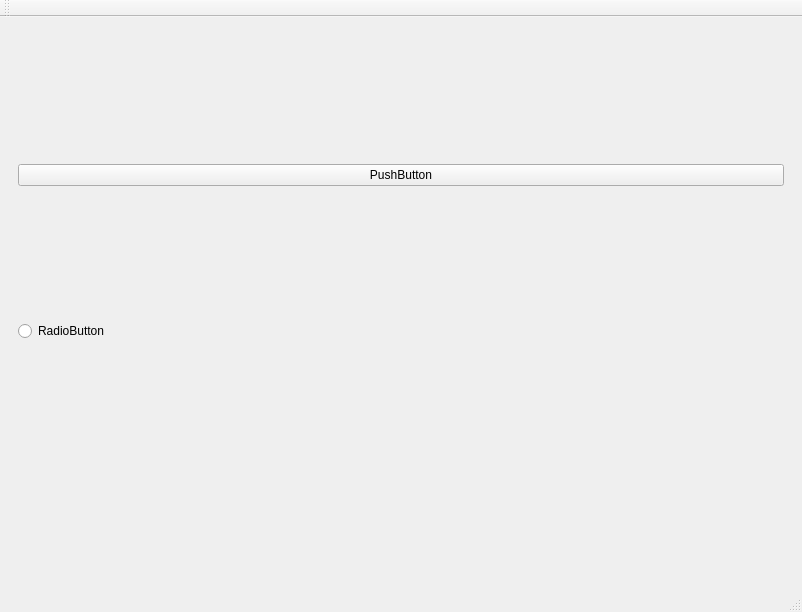
Above: mainwindow.ui from xukangmin/OpenSerialDAQ before the change. Below: the same form after it.
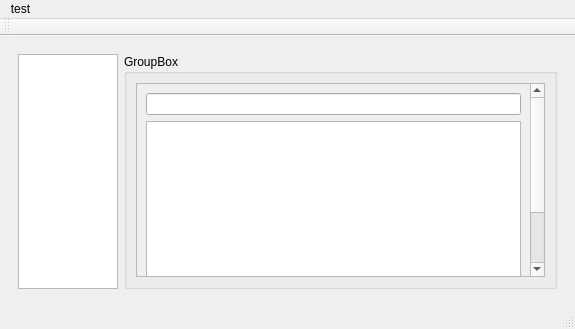
That is the form after the change. The open tabs and pages were chosen to show the change. Icons and pictures are not drawn.

```diff
--- a/mainwindow.ui
+++ b/mainwindow.ui
@@ -6,16 +6,22 @@
    <rect>
     <x>0</x>
     <y>0</y>
-    <width>802</width>
-    <height>612</height>
+    <width>575</width>
+    <height>329</height>
    </rect>
   </property>
   <property name="sizePolicy">
-   <sizepolicy hsizetype="Expanding" vsizetype="Expanding">
+   <sizepolicy hsizetype="MinimumExpanding" vsizetype="MinimumExpanding">
     <horstretch>0</horstretch>
     <verstretch>0</verstretch>
    </sizepolicy>
   </property>
+  <property name="minimumSize">
+   <size>
+    <width>400</width>
+    <height>300</height>
+   </size>
+  </property>
   <property name="windowTitle">
    <string>MainWindow</string>
   </property>
@@ -23,10 +29,10 @@
    <property name="maximumSize">
     <size>
      <width>16777215</width>
-     <height>472</height>
+     <height>16777215</height>
     </size>
    </property>
-   <layout class="QVBoxLayout" name="verticalLayout">
+   <layout class="QHBoxLayout" name="horizontalLayout">
     <item>
      <widget class="QStackedWidget" name="stackedWidget_2">
       <property name="currentIndex">
@@ -75,19 +81,65 @@
        </layout>
       </widget>
       <widget class="QWidget" name="DevicePage">
-       <layout class="QVBoxLayout" name="verticalLayout_2">
+       <layout class="QHBoxLayout" name="horizontalLayout_2">
         <item>
-         <widget class="QPushButton" name="pushButton_2">
-          <property name="text">
-           <string>PushButton</string>
+         <widget class="QListWidget" name="listDevice">
+          <property name="sizePolicy">
+           <sizepolicy hsizetype="Fixed" vsizetype="Expanding">
+            <horstretch>0</horstretch>
+            <verstretch>0</verstretch>
+           </sizepolicy>
+          </property>
+          <property name="maximumSize">
+           <size>
+            <width>100</width>
+            <height>16777215</height>
+           </size>
           </property>
          </widget>
         </item>
         <item>
-         <widget class="QRadioButton" name="radioButton">
-          <property name="text">
-           <string>RadioButton</string>
+         <widget class="QGroupBox" name="groupBox">
+          <property name="title">
+           <string>GroupBox</string>
           </property>
+          <layout class="QVBoxLayout" name="verticalLayout">
+           <item>
+            <widget class="QScrollArea" name="scrollArea_2">
+             <property name="widgetResizable">
+              <bool>true</bool>
+             </property>
+             <widget class="QWidget" name="scrollAreaWidgetContents">
+              <property name="geometry">
+               <rect>
+                <x>0</x>
+                <y>-41</y>
+                <width>394</width>
+                <height>270</height>
+               </rect>
+              </property>
+              <layout class="QGridLayout" name="gridLayout">
+               <item row="1" column="0">
+                <widget class="QTextEdit" name="textEdit">
+                 <property name="minimumSize">
+                  <size>
+                   <width>0</width>
+                   <height>200</height>
+                  </size>
+                 </property>
+                </widget>
+               </item>
+               <item row="0" column="0">
+                <widget class="QLineEdit" name="lineEdit"/>
+               </item>
+               <item row="2" column="0">
+                <widget class="QSpinBox" name="spinBox"/>
+               </item>
+              </layout>
+             </widget>
+            </widget>
+           </item>
+          </layout>
          </widget>
         </item>
        </layout>
@@ -101,15 +153,16 @@
     <rect>
      <x>0</x>
      <y>0</y>
-     <width>802</width>
+     <width>575</width>
      <height>22</height>
     </rect>
    </property>
-  </widget>
-  <widget class="QStatusBar" name="statusbar">
-   <property name="sizeGripEnabled">
-    <bool>true</bool>
-   </property>
+   <widget class="QMenu" name="menutest">
+    <property name="title">
+     <string>test</string>
+    </property>
+   </widget>
+   <addaction name="menutest"/>
   </widget>
   <widget class="QToolBar" name="toolBar">
    <property name="windowTitle">
@@ -122,6 +175,7 @@
     <bool>false</bool>
    </attribute>
   </widget>
+  <widget class="QStatusBar" name="statusBar"/>
   <action name="actionOverView">
    <property name="icon">
     <iconset resource="icons/icons.qrc">
```
Left out of the diff: 9 changed lines with no effect on the pictures.
